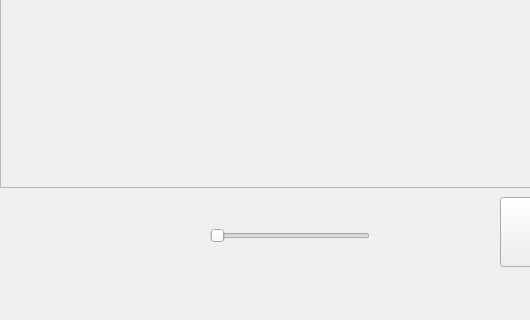
Qt form mainwindow.ui (tomyqg/topaz-m) before a commit; both pictures show x 0 to 530 and y 480 to 800 of the 1280 by 800 pixel window.
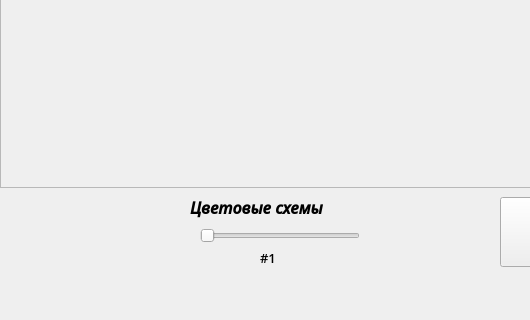
The same form after that commit. Icons and pictures are not drawn. Custom widgets are drawn as their Qt base class.

What changed in the file:
```diff
--- a/mainwindow.ui
+++ b/mainwindow.ui
@@ -224,7 +224,7 @@
    <widget class="QSlider" name="horizontalSlider">
     <property name="geometry">
      <rect>
-      <x>210</x>
+      <x>200</x>
       <y>690</y>
       <width>160</width>
       <height>18</height>
@@ -246,6 +246,47 @@
      <enum>Qt::Horizontal</enum>
     </property>
    </widget>
+   <widget class="QLabel" name="label_2">
+    <property name="geometry">
+     <rect>
+      <x>190</x>
+      <y>660</y>
+      <width>201</width>
+      <height>21</height>
+     </rect>
+    </property>
+    <property name="font">
+     <font>
+      <family>Open Sans Semibold</family>
+      <pointsize>12</pointsize>
+      <weight>75</weight>
+      <italic>true</italic>
+      <bold>true</bold>
+     </font>
+    </property>
+    <property name="text">
+     <string>Цветовые схемы</string>
+    </property>
+   </widget>
+   <widget class="QLabel" name="label_3">
+    <property name="geometry">
+     <rect>
+      <x>260</x>
+      <y>710</y>
+      <width>31</width>
+      <height>21</height>
+     </rect>
+    </property>
+    <property name="font">
+     <font>
+      <family>Open Sans Semibold</family>
+      <pointsize>10</pointsize>
+     </font>
+    </property>
+    <property name="text">
+     <string>#1</string>
+    </property>
+   </widget>
    <zorder>customPlot</zorder>
    <zorder>frame</zorder>
    <zorder>MessagesWidget</zorder>
```
Left out of the diff: 2 changed lines with no effect on the pictures.
